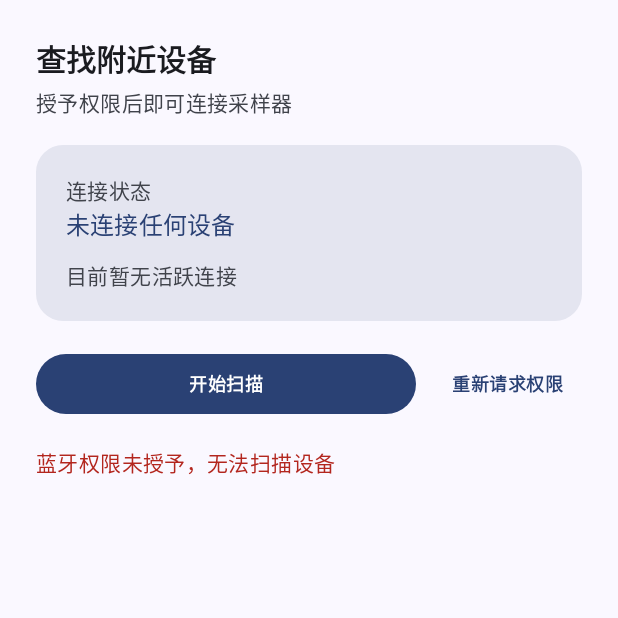
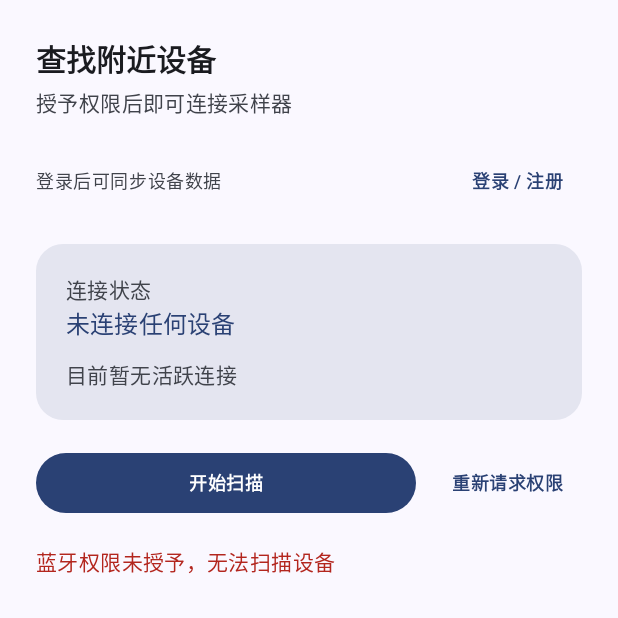
Before and after one commit to GRID-Cos-Ray-Detection-Reasearch-Group/CosRay-App, an Android app built with Jetpack Compose: the DeviceScreen screen opened through its navigation route, on a phone screen of 412 x 824 dp, the top half of it. Run offline under Robolectric (Android 15) with nearby library versions, the phone set to English and light mode, and no system bars.

Commit message:
feat: 将登录配置为非必需

```diff
--- a/app/src/main/java/com/travellerse/cosray_app/feature/auth/LoginScreen.kt
+++ b/app/src/main/java/com/travellerse/cosray_app/feature/auth/LoginScreen.kt
@@ -36,7 +36,8 @@ fun LoginScreen(
         onPasswordChange: (String) -> Unit,
         onDisplayNameChange: (String) -> Unit,
         onSubmit: () -> Unit,
-        onToggleMode: () -> Unit
+        onToggleMode: () -> Unit,
+        onContinueAsGuest: () -> Unit
 ) {
     val isRegistering = state.mode == AuthMode.Register
     Column(
@@ -149,6 +150,16 @@ fun LoginScreen(
                     style = MaterialTheme.typography.labelLarge
             )
         }
+
+        TextButton(
+                onClick = onContinueAsGuest,
+                modifier = Modifier.align(Alignment.CenterHorizontally)
+        ) {
+                Text(
+                        text = stringResource(R.string.auth_skip_login_action),
+                        style = MaterialTheme.typography.labelLarge
+                )
+        }
     }
 }
 
--- a/app/src/main/java/com/travellerse/cosray_app/feature/device/DeviceScreen.kt
+++ b/app/src/main/java/com/travellerse/cosray_app/feature/device/DeviceScreen.kt
@@ -43,7 +43,9 @@ fun DeviceScreen(
         onStopScan: () -> Unit,
         onConnect: (String) -> Unit,
         onDisconnect: () -> Unit,
-        onNavigateToDashboard: () -> Unit
+        onNavigateToDashboard: () -> Unit,
+        isAuthenticated: Boolean,
+        onRequestLogin: () -> Unit
 ) {
     LaunchedEffect(permissionsState.allPermissionsGranted) { onRequestPermissions() }
     Column(
@@ -57,11 +59,28 @@ fun DeviceScreen(
                     color = MaterialTheme.colorScheme.onSurface
             )
             Spacer(modifier = Modifier.height(4.dp))
-            Text(
-                    text = stringResource(R.string.device_scan_subtitle),
-                    style = MaterialTheme.typography.bodyMedium,
-                    color = MaterialTheme.colorScheme.onSurfaceVariant
-            )
+                Text(
+                        text = stringResource(R.string.device_scan_subtitle),
+                        style = MaterialTheme.typography.bodyMedium,
+                        color = MaterialTheme.colorScheme.onSurfaceVariant
+                )
+        }
+
+        if (!isAuthenticated) {
+            Row(
+                    modifier = Modifier.fillMaxWidth(),
+                    horizontalArrangement = Arrangement.SpaceBetween,
+                    verticalAlignment = Alignment.CenterVertically
+            ) {
+                Text(
+                        text = stringResource(R.string.device_login_hint),
+                        style = MaterialTheme.typography.bodySmall,
+                        color = MaterialTheme.colorScheme.onSurfaceVariant
+                )
+                TextButton(onClick = onRequestLogin) {
+                    Text(text = stringResource(R.string.device_login_action))
+                }
+            }
         }
 
         ConnectionOverview(
--- a/app/src/main/java/com/travellerse/cosray_app/navigation/CosRayAppState.kt
+++ b/app/src/main/java/com/travellerse/cosray_app/navigation/CosRayAppState.kt
@@ -24,6 +24,18 @@ class CosRayAppState(
 
     val authRepository: AuthRepository = appContainer.authRepository
     val authState = authRepository.authState
+    private var guestMode = false
+
+    val isGuestMode: Boolean
+        get() = guestMode
+
+    fun enterGuestMode() {
+        guestMode = true
+    }
+
+    fun exitGuestMode() {
+        guestMode = false
+    }
 
     fun navigateTo(destination: CosRayDestination, popUpToStart: Boolean = false) {
         navController.navigate(destination.route) {
@@ -37,6 +49,7 @@ class CosRayAppState(
     fun onLogout() {
         coroutineScope.launch {
             authRepository.logout()
+            exitGuestMode()
             navController.navigate(CosRayDestination.Login.route) {
                 popUpTo(navController.graph.startDestinationId) { inclusive = true }
                 launchSingleTop = true
--- a/app/src/main/java/com/travellerse/cosray_app/navigation/CosRayNavHost.kt
+++ b/app/src/main/java/com/travellerse/cosray_app/navigation/CosRayNavHost.kt
@@ -11,6 +11,7 @@ import androidx.navigation.compose.composable
 import com.google.accompanist.permissions.ExperimentalPermissionsApi
 import com.google.accompanist.permissions.rememberMultiplePermissionsState
 import com.travellerse.cosray_app.core.ui.viewModelFactory
+import com.travellerse.cosray_app.data.auth.AuthState
 import com.travellerse.cosray_app.data.auth.AuthValidator
 import com.travellerse.cosray_app.feature.auth.LoginScreen
 import com.travellerse.cosray_app.feature.auth.LoginViewModel
@@ -51,11 +52,15 @@ private fun NavGraphBuilder.loginDestination(appState: CosRayAppState) {
                         onPasswordChange = viewModel::onPasswordChanged,
                         onDisplayNameChange = viewModel::onDisplayNameChanged,
                         onSubmit = viewModel::submit,
-                        onToggleMode = viewModel::toggleCreateAccount
+                        onToggleMode = viewModel::toggleCreateAccount,
+                        onContinueAsGuest = {
+                                appState.enterGuestMode()
+                                appState.navigateTo(CosRayDestination.Device, popUpToStart = true)
+                        }
                 )
         }
 }
-
+// MVVM Model - view model -view
 @OptIn(ExperimentalPermissionsApi::class)
 private fun NavGraphBuilder.deviceDestination(appState: CosRayAppState) {
         composable(CosRayDestination.Device.route) {
@@ -83,6 +88,11 @@ private fun NavGraphBuilder.deviceDestination(appState: CosRayAppState) {
                                         )
                         )
 
+                val authState by appState.authState.collectAsStateWithLifecycle(
+                        initialValue = AuthState.Loading
+                )
+                val isAuthenticated = authState is AuthState.Authenticated
+
                 LaunchedEffect(permissionsState.allPermissionsGranted) {
                         viewModel.onPermissionsChanged(permissionsState.allPermissionsGranted)
                 }
@@ -99,7 +109,12 @@ private fun NavGraphBuilder.deviceDestination(appState: CosRayAppState) {
                         onStopScan = viewModel::stopScan,
                         onConnect = viewModel::connect,
                         onDisconnect = viewModel::disconnect,
-                        onNavigateToDashboard = { appState.navigateTo(CosRayDestination.Dashboard) }
+                        onNavigateToDashboard = { appState.navigateTo(CosRayDestination.Dashboard) },
+                        isAuthenticated = isAuthenticated,
+                        onRequestLogin = {
+                                appState.exitGuestMode()
+                                appState.navigateTo(CosRayDestination.Login, popUpToStart = true)
+                        }
                 )
         }
 }
--- a/app/src/main/java/com/travellerse/cosray_app/ui/CosRayApp.kt
+++ b/app/src/main/java/com/travellerse/cosray_app/ui/CosRayApp.kt
@@ -21,12 +21,11 @@ fun CosRayApp(appState: CosRayAppState = rememberCosRayAppState()) {
     LaunchedEffect(authState) {
         when (authState) {
             is AuthState.Authenticated -> {
+                appState.exitGuestMode()
                 appState.navigateTo(CosRayDestination.Device, popUpToStart = true)
             }
-            AuthState.Unauthenticated -> {
-                appState.navigateTo(CosRayDestination.Login, popUpToStart = true)
-            }
             AuthState.Loading -> Unit
+            else -> Unit
         }
     }
 
--- a/app/src/main/res/values/strings.xml
+++ b/app/src/main/res/values/strings.xml
@@ -13,6 +13,7 @@
     <string name="auth_register_action">注册</string>
     <string name="auth_create_account_action">创建新账户</string>
     <string name="auth_have_account_action">已有账号？立即登录</string>
+    <string name="auth_skip_login_action">暂不登录</string>
     <string name="auth_error_invalid_email">请输入有效的邮箱</string>
     <string name="auth_error_invalid_username">请输入用户名</string>
     <string name="auth_error_weak_password">密码至少8位，包含数字和大写字母</string>
@@ -24,6 +25,8 @@
     <string name="device_scan_start">开始扫描</string>
     <string name="device_scan_title">查找附近设备</string>
     <string name="device_scan_subtitle">授予权限后即可连接采样器</string>
+    <string name="device_login_hint">登录后可同步设备数据</string>
+    <string name="device_login_action">登录 / 注册</string>
     <string name="device_permissions_request_action">重新请求权限</string>
     <string name="device_permissions_missing">蓝牙权限未授予，无法扫描设备</string>
     <string name="device_status_connected">已连接 %1$s</string>
```
